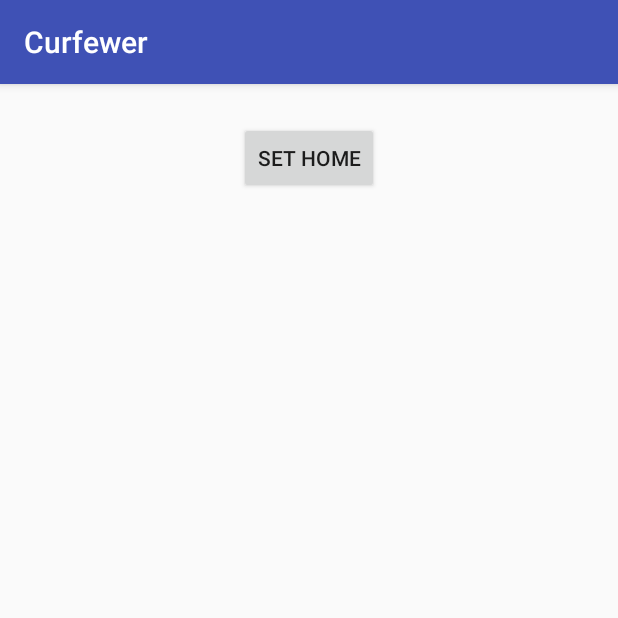
After one commit to patrickedelen/Curfewer, an Android app: the p_selectChild screen opened directly, with no data from a screen before it, on a phone screen of 412 x 824 dp, the top half of it. The commit adds this screen. Run offline under Robolectric (Android 15) with nearby library versions, the phone set to English and light mode, and no system bars.

Commit message:
GPS and skip login pages

```diff
--- a/Curfewer/app/src/main/AndroidManifest.xml
+++ b/Curfewer/app/src/main/AndroidManifest.xml
@@ -7,6 +7,8 @@
     <uses-permission android:name="android.permission.READ_PROFILE" />
     <uses-permission android:name="android.permission.READ_CONTACTS" />
     <uses-permission android:name="android.permission.INTERNET" />
+    <uses-permission android:name="android.permission.ACCESS_FINE_LOCATION" />
+    <uses-permission android:name="android.permission.ACCESS_COARSE_LOCATION" />
 
     <application
         android:allowBackup="true"
@@ -23,6 +25,8 @@
         </activity>
         <activity android:name=".oAuthActivity"
             ></activity>
+        <activity android:name=".p_selectChild"
+            ></activity>
     </application>
 
 
--- /dev/null
+++ b/Curfewer/app/src/main/java/com/pedelen/curfewer/curfewer/p_selectChild.java
@@ -0,0 +1,94 @@
+package com.pedelen.curfewer.curfewer;
+
+
+import android.content.Intent;
+import android.content.pm.PackageManager;
+import android.location.Location;
+import android.location.LocationListener;
+import android.location.LocationManager;
+import android.os.Build;
+import android.os.Bundle;
+import android.provider.Settings;
+import android.support.v4.app.ActivityCompat;
+import android.support.v7.app.AppCompatActivity;
+import android.util.Log;
+import android.view.View;
+import android.widget.TextView;
+import android.widget.Button;
+
+
+/**
+ * Created by Mitch on 8/6/2016.
+ */
+public class p_selectChild extends AppCompatActivity {
+
+    private Button set_home;
+    private TextView gps_coords_res;
+    private LocationManager locationManager;
+    private LocationListener locationListener;
+
+    @Override
+    protected void onCreate(Bundle savedInstanceState) {
+
+        super.onCreate(savedInstanceState);
+        setContentView(R.layout.p_select_child);
+        set_home = (Button) findViewById(R.id.set_home_loc);
+        gps_coords_res = (TextView) findViewById(R.id.lat_long);
+        locationManager = (LocationManager) getSystemService(LOCATION_SERVICE);
+        locationListener = new LocationListener() {
+            @Override
+            public void onLocationChanged(Location location) {
+                gps_coords_res.setText(location.getLatitude() +" "+ location.getLongitude());
+            }
+
+            @Override
+            public void onStatusChanged(String provider, int status, Bundle extras) {
+
+            }
+
+            @Override
+            public void onProviderEnabled(String provider) {
+
+            }
+
+            @Override
+            public void onProviderDisabled(String provider) {
+                startActivity(new Intent(Settings.ACTION_LOCATION_SOURCE_SETTINGS));
+            }
+        };
+
+        if(Build.VERSION.SDK_INT >= Build.VERSION_CODES.M) {
+            if (ActivityCompat.checkSelfPermission(this, android.Manifest.permission.ACCESS_FINE_LOCATION) != PackageManager.PERMISSION_GRANTED && ActivityCompat.checkSelfPermission(this, android.Manifest.permission.ACCESS_COARSE_LOCATION) != PackageManager.PERMISSION_GRANTED) {
+                requestPermissions(new String[] {
+                        android.Manifest.permission.ACCESS_FINE_LOCATION,
+                        android.Manifest.permission.ACCESS_COARSE_LOCATION,
+                        android.Manifest.permission.INTERNET
+                }, 10);
+                return;
+            }
+        } else {
+            configureButton();
+        }
+        locationManager.requestLocationUpdates("gps", 5000, 0, locationListener);
+
+    }
+
+    public void onRequestPermissionsResults(int requestCode, String[] permissions, int[] grantResults){
+        switch(requestCode) {
+            case 10:
+                if(grantResults.length>0 && grantResults[0] == PackageManager.PERMISSION_GRANTED){
+                    configureButton();
+                }
+                return;
+        }
+    }
+
+    private void configureButton() {
+        set_home.setOnClickListener(new View.OnClickListener() {
+            public void onClick(View view){
+                locationManager.requestLocationUpdates("gps", 5000, 0, locationListener);
+            }
+        });
+    }
+
+}
--- /dev/null
+++ b/Curfewer/app/src/main/res/layout/c_current_curfews.xml
@@ -0,0 +1,6 @@
+<?xml version="1.0" encoding="utf-8"?>
+<LinearLayout xmlns:android="http://schemas.android.com/apk/res/android"
+    android:orientation="vertical" android:layout_width="match_parent"
+    android:layout_height="match_parent">
+
+</LinearLayout>
--- /dev/null
+++ b/Curfewer/app/src/main/res/layout/p_select_child.xml
@@ -0,0 +1,22 @@
+<?xml version="1.0" encoding="utf-8"?>
+<RelativeLayout xmlns:android="http://schemas.android.com/apk/res/android"
+    android:orientation="vertical" android:layout_width="match_parent"
+    android:layout_height="match_parent">
+
+    <Button
+        android:layout_width="wrap_content"
+        android:layout_height="wrap_content"
+        android:text="Set Home"
+        android:id="@+id/set_home_loc"
+        android:layout_marginTop="25dp"
+        android:layout_alignParentTop="true"
+        android:layout_centerHorizontal="true" />
+
+    <TextView
+        android:layout_width="wrap_content"
+        android:layout_height="wrap_content"
+        android:id="@+id/lat_long"
+        android:layout_alignParentBottom="true"
+        android:layout_centerHorizontal="true" />
+
+</RelativeLayout>
```
Also changed, not shown: Curfewer/app/src/main/java/com/pedelen/curfewer/curfewer/MyJSON.java (deleted, +0 -47 lines), Curfewer/app/src/main/java/com/pedelen/curfewer/curfewer/oAuthActivity.java (+7 -3 lines), Curfewer/app/src/main/res/layout/p_add_child.xml (added, +12 -0 lines).
